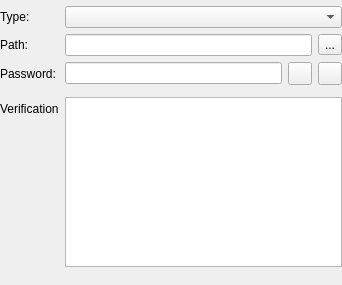
Old version of the form src/gui/group/GroupSharingWidget.ui in the repository hicknhack-software/keepassxc.
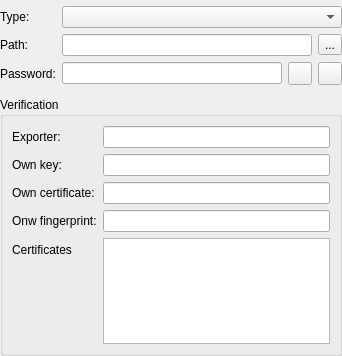
New version of the form. Custom widgets are drawn as their Qt base class.

The edit to the form file:
```diff
--- a/src/gui/group/GroupSharingWidget.ui
+++ b/src/gui/group/GroupSharingWidget.ui
@@ -7,7 +7,7 @@
     <x>0</x>
     <y>0</y>
     <width>342</width>
-    <height>285</height>
+    <height>356</height>
    </rect>
   </property>
   <property name="windowTitle">
@@ -97,16 +97,89 @@
        </item>
       </layout>
      </item>
-     <item row="6" column="0">
-      <widget class="QLabel" name="verificationLabel">
-       <property name="text">
+     <item row="5" column="1">
+      <widget class="PasswordGeneratorWidget" name="passwordGenerator" native="true"/>
+     </item>
+     <item row="7" column="0" colspan="2">
+      <widget class="QGroupBox" name="verificationGroupBox">
+       <property name="sizePolicy">
+        <sizepolicy hsizetype="Preferred" vsizetype="Expanding">
+         <horstretch>0</horstretch>
+         <verstretch>0</verstretch>
+        </sizepolicy>
+       </property>
+       <property name="title">
         <string>Verification</string>
        </property>
+       <layout class="QFormLayout" name="formLayout_3">
+        <item row="3" column="0">
+         <widget class="QLabel" name="verificationOwnCertificateLabel">
+          <property name="text">
+           <string>Own certificate:</string>
+          </property>
+         </widget>
+        </item>
+        <item row="0" column="0">
+         <widget class="QLabel" name="verificationExporterLabel">
+          <property name="text">
+           <string>Exporter:</string>
+          </property>
+         </widget>
+        </item>
+        <item row="0" column="1">
+         <widget class="QLineEdit" name="verificationExporterEdit"/>
+        </item>
+        <item row="1" column="1">
+         <widget class="QLineEdit" name="verificationOwnKeyEdit">
+          <property name="readOnly">
+           <bool>true</bool>
+          </property>
+         </widget>
+        </item>
+        <item row="1" column="0">
+         <widget class="QLabel" name="verificationOwnKeyLabel">
+          <property name="text">
+           <string>Own key:</string>
+          </property>
+         </widget>
+        </item>
+        <item row="3" column="1">
+         <widget class="QLineEdit" name="verificationOwnCertificateEdit">
+          <property name="readOnly">
+           <bool>true</bool>
+          </property>
+         </widget>
+        </item>
+        <item row="7" column="1">
+         <widget class="QTableView" name="verificationTableView">
+          <attribute name="horizontalHeaderVisible">
+           <bool>false</bool>
+          </attribute>
+          <attribute name="horizontalHeaderStretchLastSection">
+           <bool>true</bool>
+          </attribute>
+         </widget>
+        </item>
+        <item row="7" column="0">
+         <widget class="QLabel" name="verificationForeignCertificateLabel">
+          <property name="text">
+           <string>Certificates</string>
+          </property>
+         </widget>
+        </item>
+        <item row="4" column="0">
+         <widget class="QLabel" name="verificationOwnFingerprintLabel">
+          <property name="text">
+           <string>Onw fingerprint:</string>
+          </property>
+         </widget>
+        </item>
+        <item row="4" column="1">
+         <widget class="QLineEdit" name="verificationOwnFingerprintEdit"/>
+        </item>
+       </layout>
       </widget>
      </item>
-     <item row="6" column="1">
-      <widget class="QTableView" name="verificationTableView"/>
-     </item>
     </layout>
    </item>
    <item>
```
Left out of the diff: 3 changed lines with no effect on the pictures.
